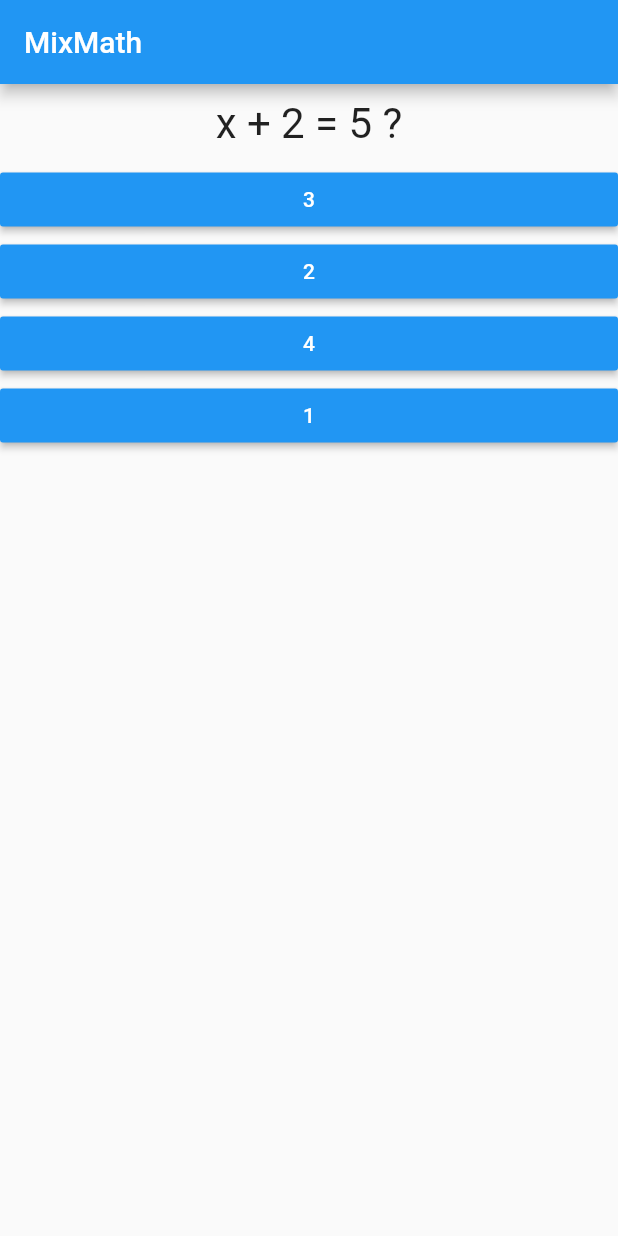
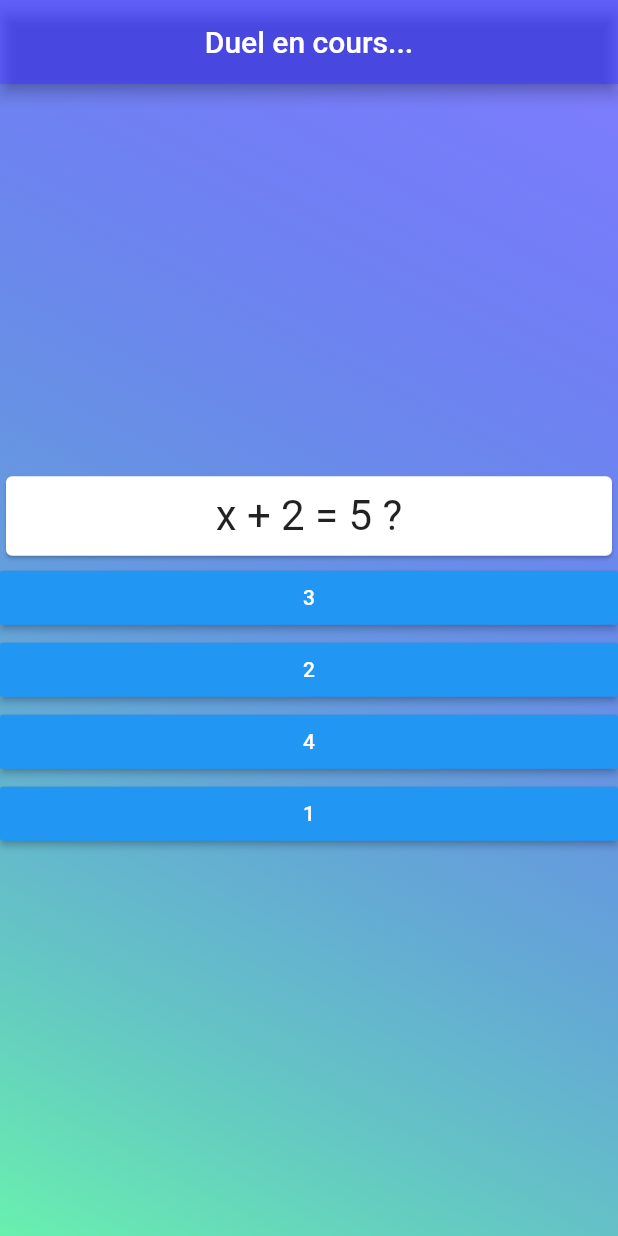
Before and after one commit to manucaputo/official_pti, a Flutter app: the MyHomePage screen opened directly, after a tap on "Lancer un duel", on a phone screen of 412 x 824 dp. Run offline on Flutter 3.47's test engine with Material 2 defaults, Android fonts, the phone set to English and light mode, and no system bars.

Commit message:
12/04 : 14h56

```diff
--- a/lib/first_button.dart
+++ b/lib/first_button.dart
@@ -79,22 +79,38 @@ class _MyAppState extends State<FirstButton> {
   @override // It already exists but we override with our own method --> To make the code more clear
   Widget build(BuildContext context) {
     return MaterialApp(
+      debugShowCheckedModeBanner: false,
         home: Scaffold(
 
 
 
           appBar: AppBar(
-            title: Text('MixMath'),
+            title: Text('Duel en cours...'),
+            centerTitle: true,
+            backgroundColor: const Color.fromRGBO(0, 0, 255, 0.6),
           ),
 
 
 
-          body: _questionIndex < _questions.length //if
-              ? Quiz(
-              answerQuestion: _answerQuestion,
-              questionIndex: _questionIndex,
-              questions: _questions)
-              : Result(_totalScore, _resetQuiz),
+          body: Container(
+
+                decoration: const BoxDecoration(
+                    gradient: LinearGradient(
+                      begin: Alignment.topRight,
+                      end: Alignment.bottomLeft,
+                      colors: [
+                        Color.fromRGBO(0, 0, 255, 0.5),
+                        Colors.greenAccent,
+                      ],
+                    )),
+
+            child: _questionIndex < _questions.length //if
+                ? Quiz(
+                answerQuestion: _answerQuestion,
+                questionIndex: _questionIndex,
+                questions: _questions)
+                : Result(_totalScore, _resetQuiz),
+          ),
 
 
         ));
--- a/lib/quiz.dart
+++ b/lib/quiz.dart
@@ -19,19 +19,27 @@ class Quiz extends StatelessWidget {
 
     return Column(
       crossAxisAlignment: CrossAxisAlignment.stretch,
+      mainAxisAlignment: MainAxisAlignment.center,
 
 
       children: [
-        Question(
-          questions[questionIndex]['questionText'] as String,
+
+
+        Card(
+          child: Question(
+            questions[questionIndex]['questionText'] as String,
+          ),
         ),
+
+
         ...(questions[questionIndex]['answers'] as List<Map<String, Object>>)
             .map((answer) {
           // "..."  take a list and pull all the values in that list out of them and add it in a surrounding as individual values
-
           return Answer(
                   () => answerQuestion(answer['score']), answer['text'] as String);
         }).toList()
+
+
       ],
 
 
```
Also changed, not shown: lib/result.dart (+23 -18 lines).
